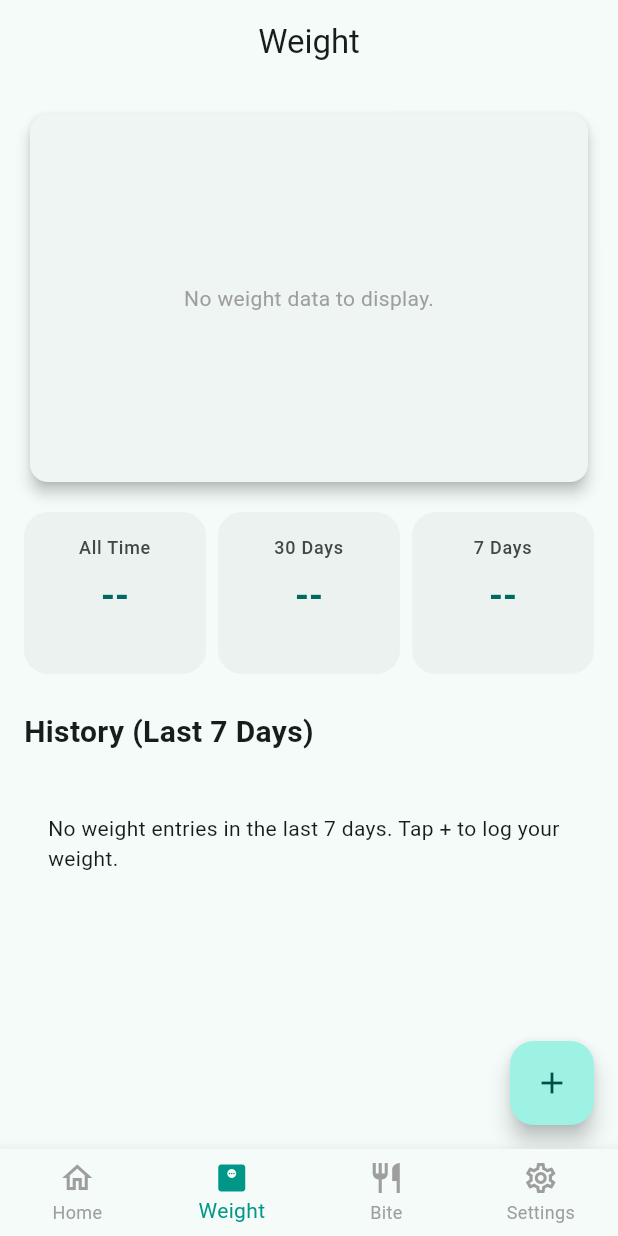
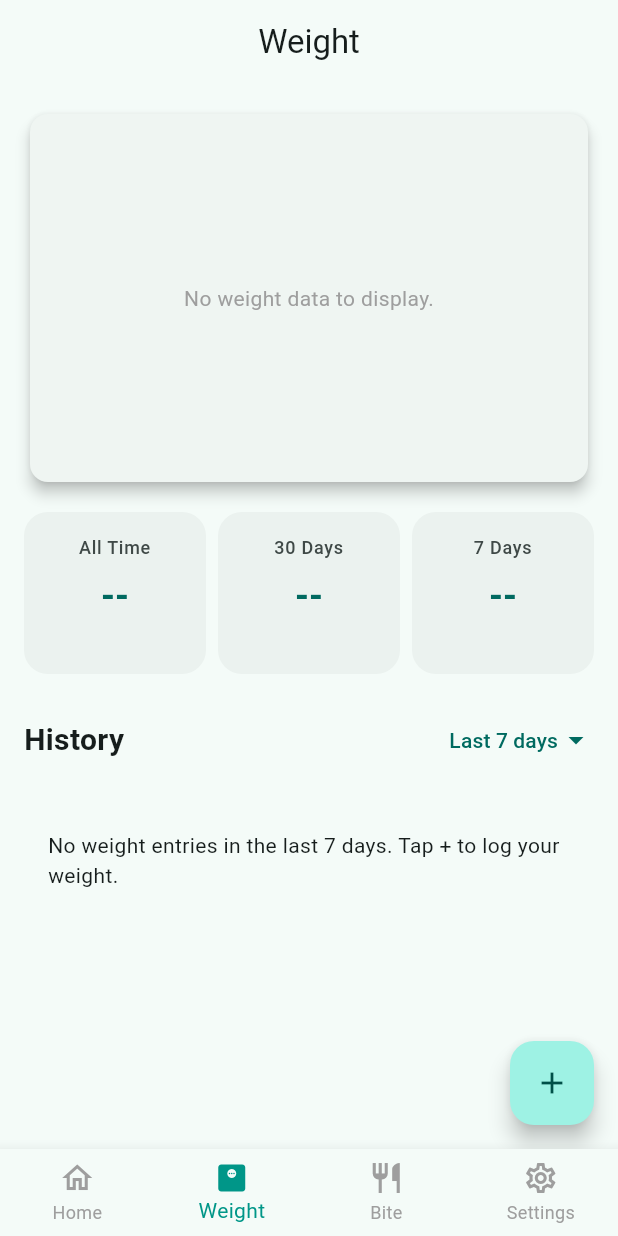
Before and after one commit to igorbasko01/food-locker, a Flutter app: the screen it shows after launch, item 2 of the bottom bar chosen, on a phone screen of 412 x 824 dp. Run offline on Flutter 3.47's test engine with Material 3 defaults, Android fonts, the phone set to English and light mode, and no system bars; our stand-ins replace clock, csv, drift, drift_flutter, file_picker, fl_chart and 5 more; accounts and stored records are empty; generated files the repository leaves out were written again.

Commit message:
feat: let the weight history range be picked from five presets
The history window was fixed at 7 days. A menu next to the History heading
now offers last 7 / 30 / 90 days, 6 months and a year; WeightManager holds
the selected HistoryRange and reloads its window through getWeightsSince,
so the chart and the list stay on the same range. The long ranges step by
calendar month/year rather than a fixed day count.

A menu rather than a segmented control, so a custom range can later join as
one more item. The selection is in-memory and resets to 7 days on relaunch.

Co-Authored-By: Claude Opus 5 <noreply@anthropic.com>
Claude-Session: https://claude.ai/code/session_01GQ91oVei6xYULsUzvbGzF5

```diff
--- /dev/null
+++ b/lib/features/weight/data/history_range.dart
@@ -0,0 +1,28 @@
+/// How far back the weight history reaches, as offered by the range selector.
+///
+/// A range is only ever a *start day*: it has no upper bound, so a weigh-in
+/// dated in the future stays visible whichever range is picked.
+enum HistoryRange {
+  week,
+  month,
+  quarter,
+  halfYear,
+  year;
+
+  /// The oldest calendar day this range includes, relative to [now].
+  ///
+  /// Day counts are inclusive of today — [week] starts 6 days back, so the list
+  /// spans 7 days. The two long ranges step by calendar month/year rather than
+  /// by a fixed day count, so they land on the same day of the month regardless
+  /// of month lengths and leap days.
+  DateTime startingFrom(DateTime now) {
+    final today = DateTime(now.year, now.month, now.day);
+    return switch (this) {
+      HistoryRange.week => DateTime(today.year, today.month, today.day - 6),
+      HistoryRange.month => DateTime(today.year, today.month, today.day - 29),
+      HistoryRange.quarter => DateTime(today.year, today.month, today.day - 89),
+      HistoryRange.halfYear => DateTime(today.year, today.month - 6, today.day),
+      HistoryRange.year => DateTime(today.year - 1, today.month, today.day),
+    };
+  }
+}
--- a/lib/ui/pages/weight_page.dart
+++ b/lib/ui/pages/weight_page.dart
@@ -2,6 +2,7 @@ import 'package:flutter/material.dart';
 import 'package:food_locker/features/weight/data/weight.dart';
 import 'package:food_locker/features/weight/data/weight_manager.dart';
 import 'package:food_locker/ui/widgets/add_weight_dialog.dart';
+import 'package:food_locker/ui/widgets/history_range_selector.dart';
 import 'package:food_locker/ui/widgets/stat_tile.dart';
 import 'package:food_locker/ui/widgets/weight_chart.dart';
 import 'package:provider/provider.dart';
@@ -14,6 +15,7 @@ class WeightPage extends StatelessWidget {
     return Consumer<WeightManager>(
       builder: (context, weightManager, child) {
         final history = weightManager.history;
+        final range = weightManager.historyRange;
 
         return Scaffold(
           floatingActionButton: FloatingActionButton(
@@ -48,24 +50,36 @@ class WeightPage extends StatelessWidget {
                   ),
                 ),
               ),
-              const SliverToBoxAdapter(
+              SliverToBoxAdapter(
                 child: Padding(
-                  padding: EdgeInsets.fromLTRB(16.0, 24.0, 16.0, 8.0),
-                  child: Text(
-                    'History (Last 7 Days)',
-                    style: TextStyle(
-                      fontSize: 20,
-                      fontWeight: FontWeight.bold,
-                    ),
+                  padding: const EdgeInsets.fromLTRB(16.0, 24.0, 16.0, 8.0),
+                  child: Row(
+                    mainAxisAlignment: MainAxisAlignment.spaceBetween,
+                    children: [
+                      const Text(
+                        'History',
+                        style: TextStyle(
+                          fontSize: 20,
+                          fontWeight: FontWeight.bold,
+                        ),
+                      ),
+                      HistoryRangeSelector(
+                        selected: range,
+                        onSelected: weightManager.selectHistoryRange,
+                      ),
+                    ],
                   ),
                 ),
               ),
               if (history.isEmpty)
-                const SliverToBoxAdapter(
+                SliverToBoxAdapter(
                   child: Padding(
-                    padding: EdgeInsets.all(32.0),
+                    padding: const EdgeInsets.all(32.0),
                     child: Center(
-                      child: Text('No weight entries in the last 7 days. Tap + to log your weight.'),
+                      child: Text(
+                        'No weight entries in the ${range.label.toLowerCase()}. '
+                        'Tap + to log your weight.',
+                      ),
                     ),
                   ),
                 )
--- /dev/null
+++ b/lib/ui/widgets/history_range_selector.dart
@@ -0,0 +1,60 @@
+import 'package:flutter/material.dart';
+import 'package:food_locker/features/weight/data/history_range.dart';
+
+extension HistoryRangeLabel on HistoryRange {
+  String get label => switch (this) {
+    HistoryRange.week => 'Last 7 days',
+    HistoryRange.month => 'Last 30 days',
+    HistoryRange.quarter => 'Last 90 days',
+    HistoryRange.halfYear => 'Last 6 months',
+    HistoryRange.year => 'Last year',
+  };
+}
+
+/// Picks how far back the weight history reaches.
+///
+/// A menu rather than a segmented control: the five labels don't fit a phone's
+/// width side by side, and a custom range can later join as one more item.
+class HistoryRangeSelector extends StatelessWidget {
+  const HistoryRangeSelector({
+    super.key,
+    required this.selected,
+    required this.onSelected,
+  });
+
+  final HistoryRange selected;
+  final ValueChanged<HistoryRange> onSelected;
+
+  @override
+  Widget build(BuildContext context) {
+    final theme = Theme.of(context);
+
+    return PopupMenuButton<HistoryRange>(
+      initialValue: selected,
+      tooltip: 'Change range',
+      onSelected: onSelected,
+      itemBuilder: (context) => [
+        for (final range in HistoryRange.values)
+          PopupMenuItem(value: range, child: Text(range.label)),
+      ],
+      child: Padding(
+        padding: const EdgeInsets.symmetric(vertical: 8.0),
+        child: Row(
+          mainAxisSize: MainAxisSize.min,
+          children: [
+            Text(
+              selected.label,
+              style: theme.textTheme.labelLarge?.copyWith(
+                color: theme.colorScheme.primary,
+              ),
+            ),
+            Icon(
+              Icons.arrow_drop_down,
+              color: theme.colorScheme.primary,
+            ),
+          ],
+        ),
+      ),
+    );
+  }
+}
```
Also changed, not shown: lib/features/weight/data/weight_manager.dart (+18 -8 lines), 3 other files.
